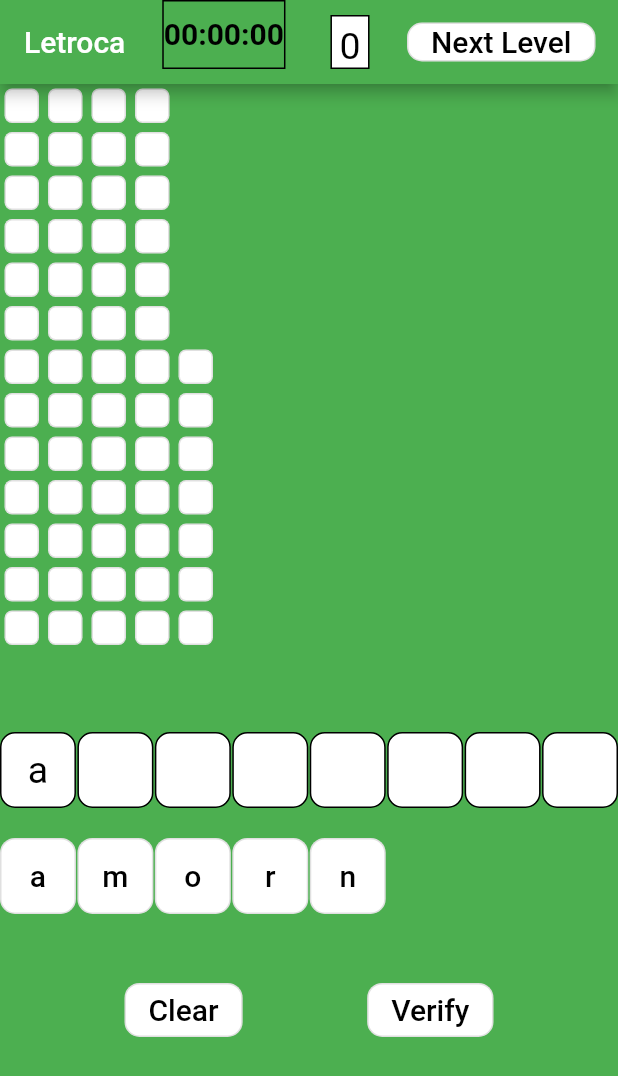
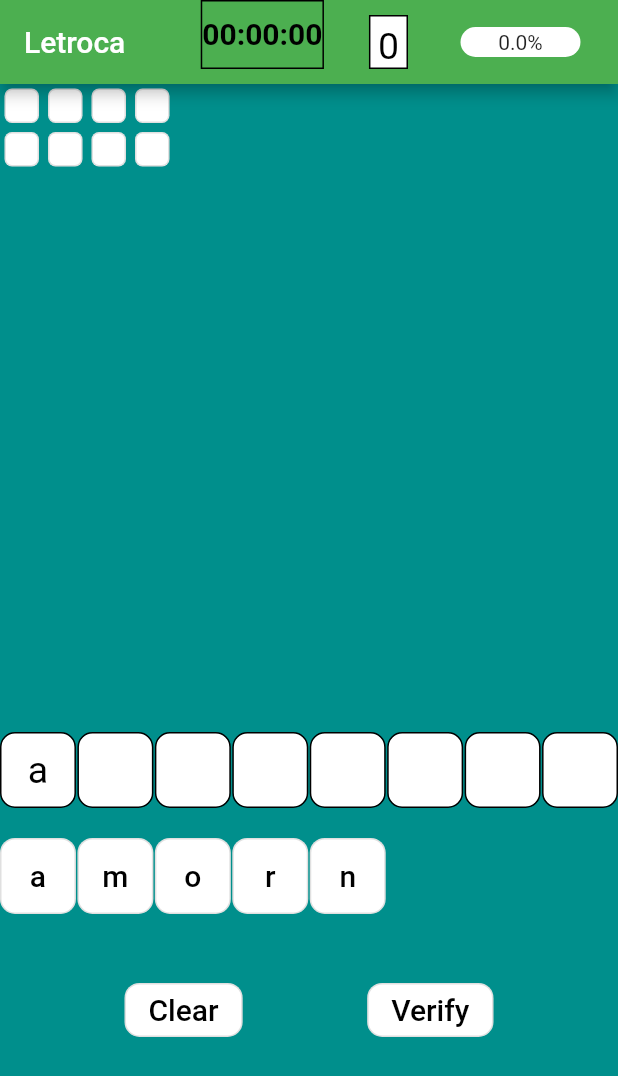
Before and after one commit to RicardoFedrigo/letroca_clone_flutter, a Flutter app: the GameScreen screen opened directly, after a tap on an icon or button, on a phone screen of 412 x 824 dp. Shown: the top 1076 px of the screen. Run offline on Flutter 3.47's test engine with Material 2 defaults, Android fonts, the phone set to English and light mode, and no system bars; drawn by our look-alikes of percent_indicator; our stand-ins replace shared_preferences; accounts and stored records are empty.

Commit message:
ultimas alterações

```diff
--- a/lib/Modules/Levels/level1/Words/WordsA.dart
+++ b/lib/Modules/Levels/level1/Words/WordsA.dart
@@ -9,17 +9,18 @@ class WordsA implements IWords {
     this._words.addAll([
       new Word("amor"),
       new Word("armo"),
-      new Word("mora"),
-      new Word("oram"),
-      new Word("roam"),
-      new Word("Roma"),
-      new Word("morna"),
-      new Word("norma"),
-      new Word("ornam"),
-      new Word("oramo"),
-      new Word("morna"),
-      new Word("norma"),
-      new Word("ornam"),
+      // new Word("mora"),
+      // new Word("oram"),
+      // new Word("roam"),
+      // new Word("Roma"),
+      // new Word("morna"),
+      // new Word("norma"),
+      // new Word("ornam"),
+      // new Word("oramo"),
+      // new Word("romao"),
+      // new Word("morna"),
+      // new Word("norma"),
+      // new Word("ornam"),
     ]);
 
     this._listaLetter.addAll(["a", "m", "o", "r", "n"]);
--- a/lib/view/GameScreen.dart
+++ b/lib/view/GameScreen.dart
@@ -1,13 +1,10 @@
 import 'dart:developer';
 
 import 'package:flutter/material.dart';
-import 'package:flutter/widgets.dart';
 import 'package:letroca_clone_flutter/Components/CountDownTimer.dart';
-import 'package:letroca_clone_flutter/Components/PoitsCount.dart';
 import 'package:letroca_clone_flutter/Modules/GameLogic/GameLogic.dart';
 import 'package:letroca_clone_flutter/Modules/GameLogic/Word.dart';
 import 'package:letroca_clone_flutter/view/GameBody.dart';
-import 'package:letroca_clone_flutter/view/KeyboardScreen.dart';
 import 'package:percent_indicator/linear_percent_indicator.dart';
 
 import '../Components/NextLevelButton.dart';
@@ -17,13 +14,8 @@ import 'WordsToFindInScreen.dart';
 class GameScreen extends StatefulWidget {
   late GameLogic _gameLogic;
 
-  GameScreen(GameLogic ?gameLogic){
-    if(gameLogic != null){
+  GameScreen(GameLogic gameLogic){
     _gameLogic = gameLogic;
-
-    }else {
-      _gameLogic = GameLogic();
-    };
   }
 
   @override
@@ -40,13 +32,8 @@ class _GameScreenState extends State<GameScreen> {
 
   late GameBody _gameBody;
 
-  _GameScreenState(GameLogic ?gameLogic) {
-    if(gameLogic != null){
+  _GameScreenState(GameLogic gameLogic) {
     _gameLogic = gameLogic;
-
-    }else {
-      _gameLogic = GameLogic();
-    }
     _actualLevel = _gameLogic.getLevel();
     _wordsInlevel = _actualLevel.getWordsToDiscover();
     _totalPoints = _actualLevel.points | 0;
@@ -67,6 +54,7 @@ class _GameScreenState extends State<GameScreen> {
 
   GameLogic _nextLevel() {
     _gameLogic.nextLevel();
+    print({"level": _gameLogic.getLevel()});
     return _gameLogic;
   }
 
@@ -77,7 +65,7 @@ class _GameScreenState extends State<GameScreen> {
   @override
   Widget build(BuildContext context) {
     return Scaffold(
-      backgroundColor: Colors.green,
+      backgroundColor: Color(0xFF008F8C),
       appBar: AppBar(
         title: Text("Letroca"),
         actions: <Widget>[
@@ -99,7 +87,7 @@ class _GameScreenState extends State<GameScreen> {
           Container(
               child: Padding(
             padding: EdgeInsets.all(15.0),
-            child: _percent > 0.5
+            child: _percent < 0.5
                 ? new LinearPercentIndicator(
                     width: 100.0,
                     animation: true,
```
